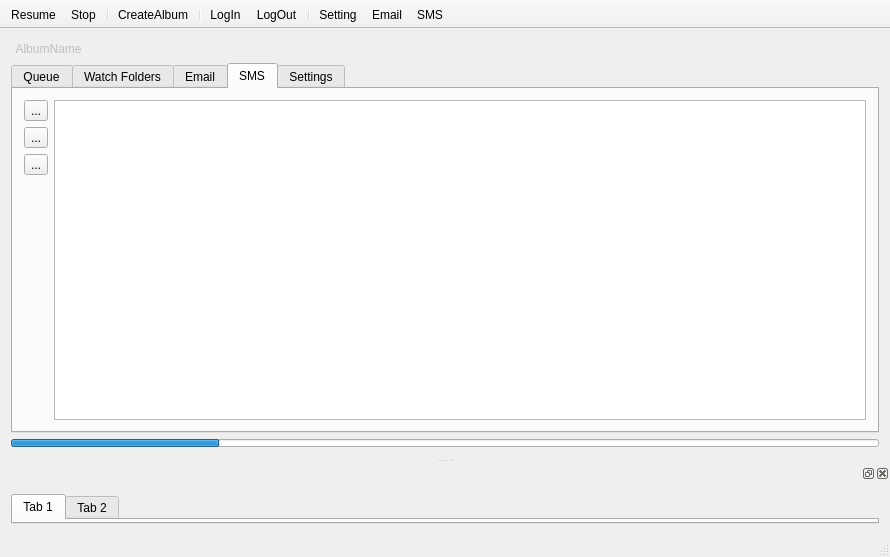
This is MainWindow.ui in vulevu121/PhotosUploader as Qt 5 draws it before an edit. The edited form follows.
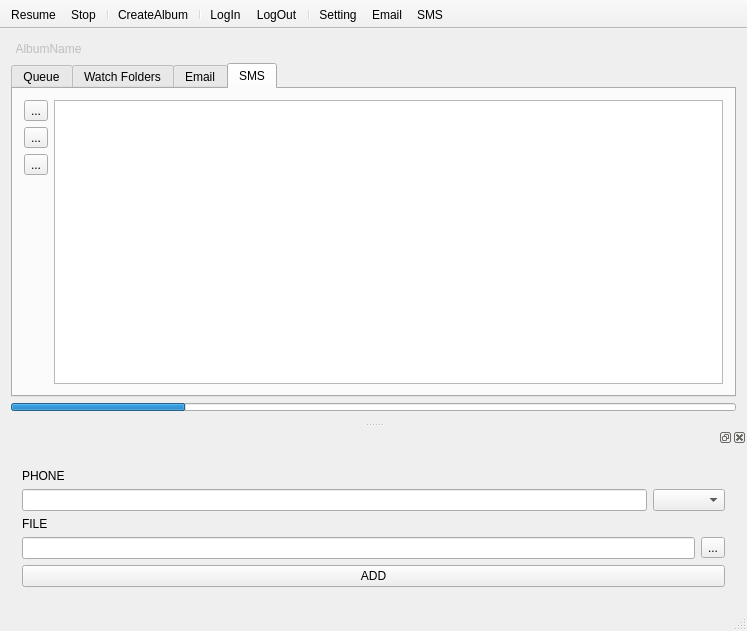
This is the edited form. The open tabs and pages were chosen to show the change. Icons and pictures are not drawn.

```diff
--- a/MainWindow.ui
+++ b/MainWindow.ui
@@ -6,8 +6,8 @@
    <rect>
     <x>0</x>
     <y>0</y>
-    <width>890</width>
-    <height>557</height>
+    <width>747</width>
+    <height>631</height>
    </rect>
   </property>
   <property name="windowTitle">
@@ -52,6 +52,9 @@
     </item>
     <item>
      <widget class="QTabWidget" name="tabWidget">
+      <property name="enabled">
+       <bool>true</bool>
+      </property>
       <property name="currentIndex">
        <number>2</number>
       </property>
@@ -480,15 +483,6 @@
         </item>
        </layout>
       </widget>
-      <widget class="QWidget" name="tab_3">
-       <attribute name="icon">
-        <iconset resource="graphics.qrc">
-         <normaloff>:/icon/setting</normaloff>:/icon/setting</iconset>
-       </attribute>
-       <attribute name="title">
-        <string>Settings</string>
-       </attribute>
-      </widget>
      </widget>
     </item>
     <item>
@@ -564,16 +558,115 @@
    <widget class="QWidget" name="dockWidgetContents">
     <layout class="QVBoxLayout" name="verticalLayout_4">
      <item>
-      <widget class="QTabWidget" name="tabWidget_2">
-       <widget class="QWidget" name="tab_4">
-        <attribute name="title">
-         <string>Tab 1</string>
-        </attribute>
+      <widget class="QStackedWidget" name="stackedWidget">
+       <property name="currentIndex">
+        <number>0</number>
+       </property>
+       <widget class="QWidget" name="email_page">
+        <layout class="QVBoxLayout" name="verticalLayout_5">
+         <item>
+          <widget class="QLabel" name="label">
+           <property name="text">
+            <string>EMAIL</string>
+           </property>
+          </widget>
+         </item>
+         <item>
+          <widget class="QLineEdit" name="emailLineEdit"/>
+         </item>
+         <item>
+          <widget class="QLabel" name="label_4">
+           <property name="text">
+            <string>FILE</string>
+           </property>
+          </widget>
+         </item>
+         <item>
+          <layout class="QHBoxLayout" name="horizontalLayout_5">
+           <item>
+            <widget class="QLineEdit" name="emailFileLineEdit">
+             <property name="readOnly">
+              <bool>true</bool>
+             </property>
+            </widget>
+           </item>
+           <item>
+            <widget class="QToolButton" name="emailToolButton">
+             <property name="text">
+              <string>...</string>
+             </property>
+            </widget>
+           </item>
+          </layout>
+         </item>
+         <item>
+          <widget class="QPushButton" name="addEmailRowButton">
+           <property name="text">
+            <string>ADD</string>
+           </property>
+          </widget>
+         </item>
+        </layout>
        </widget>
-       <widget class="QWidget" name="tab_5">
-        <attribute name="title">
-         <string>Tab 2</string>
-        </attribute>
+       <widget class="QWidget" name="sms_page">
+        <layout class="QVBoxLayout" name="verticalLayout_8">
+         <item>
+          <widget class="QLabel" name="label_2">
+           <property name="text">
+            <string>PHONE</string>
+           </property>
+          </widget>
+         </item>
+         <item>
+          <layout class="QHBoxLayout" name="horizontalLayout_7">
+           <item>
+            <widget class="QLineEdit" name="phoneLineEdit">
+             <property name="text">
+              <string/>
+             </property>
+            </widget>
+           </item>
+           <item>
+            <widget class="QComboBox" name="comboBox"/>
+           </item>
+          </layout>
+         </item>
+         <item>
+          <widget class="QLabel" name="label_3">
+           <property name="text">
+            <string>FILE</string>
+           </property>
+          </widget>
+         </item>
+         <item>
+          <layout class="QHBoxLayout" name="horizontalLayout_8">
+           <item>
+            <widget class="QLineEdit" name="smsFileLineEdit">
+             <property name="text">
+              <string/>
+             </property>
+             <property name="readOnly">
+              <bool>true</bool>
+             </property>
+            </widget>
+           </item>
+           <item>
+            <widget class="QToolButton" name="smsToolButton">
+             <property name="text">
+              <string>...</string>
+             </property>
+            </widget>
+           </item>
+          </layout>
+         </item>
+         <item>
+          <widget class="QPushButton" name="addSmsRowButton">
+           <property name="text">
+            <string>ADD</string>
+           </property>
+          </widget>
+         </item>
+        </layout>
        </widget>
       </widget>
      </item>
```
Left out of the diff: 8 changed lines with no effect on the pictures.
